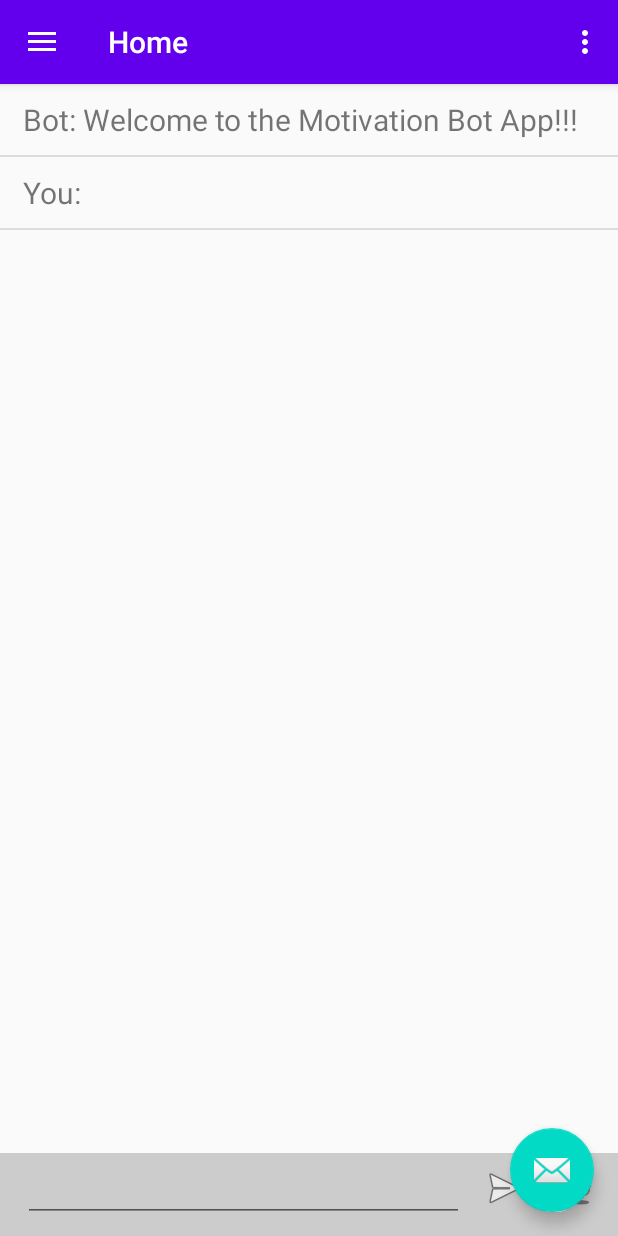
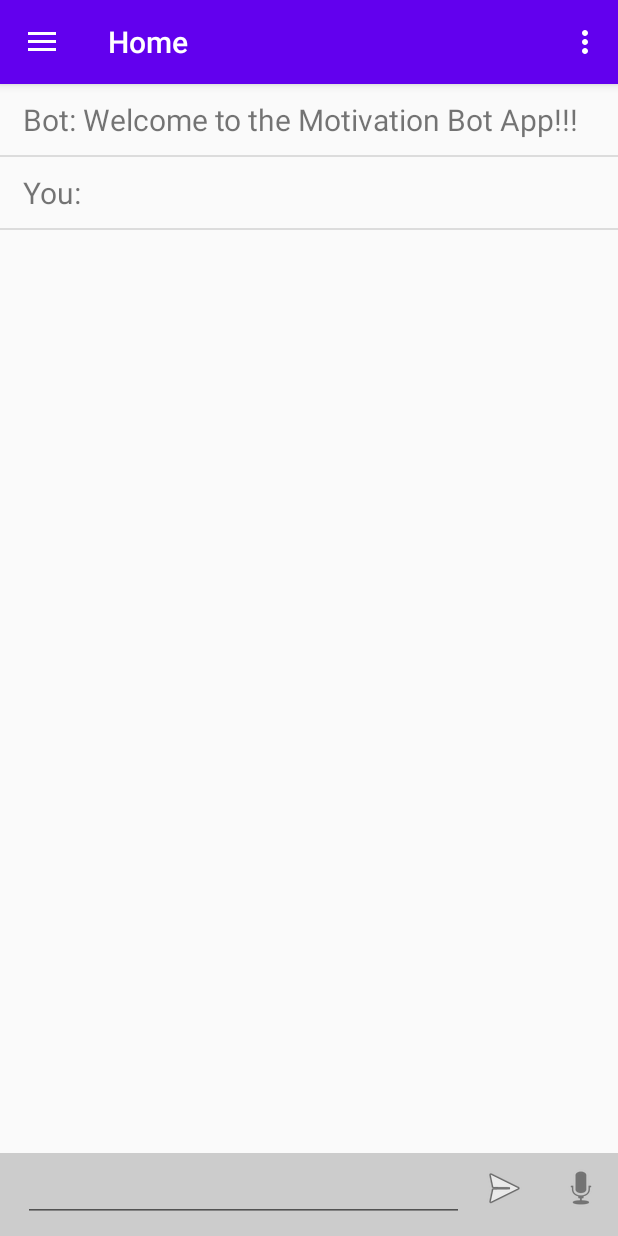
Before and after one commit to JonathanLam12345/HappyBotPublic, an Android app: the screen it shows after launch (MainActivity), in the options menu, after a tap on "Settings", on a phone screen of 412 x 824 dp. Run offline under Robolectric (Android 15) with nearby library versions, the phone set to English and light mode, and no system bars; our stand-ins replace navigation-ui.

Commit message:
skeleton code for chat page

```diff
--- a/app/src/main/AndroidManifest.xml
+++ b/app/src/main/AndroidManifest.xml
@@ -1,6 +1,7 @@
 <?xml version="1.0" encoding="utf-8"?>
 <manifest xmlns:android="http://schemas.android.com/apk/res/android"
     package="com.myapp.happybotpublic">
+    <uses-permission android:name="android.permission.INTERNET" />
 
     <application
         android:allowBackup="true"
--- /dev/null
+++ b/app/src/main/java/com/myapp/happybotpublic/Bot.java
@@ -0,0 +1,11 @@
+package com.myapp.happybotpublic;
+
+import android.content.Context;
+
+public class Bot
+{
+    public Bot(Context c)
+    {
+
+    }
+}
--- a/app/src/main/java/com/myapp/happybotpublic/MainActivity.java
+++ b/app/src/main/java/com/myapp/happybotpublic/MainActivity.java
@@ -28,16 +28,8 @@ public class MainActivity extends AppCompatActivity
         setContentView(R.layout.activity_main);
         Toolbar toolbar = findViewById(R.id.toolbar);
         setSupportActionBar(toolbar);
-        FloatingActionButton fab = findViewById(R.id.fab);
-        fab.setOnClickListener(new View.OnClickListener()
-        {
-            @Override
-            public void onClick(View view)
-            {
-                Snackbar.make(view, "Replace with your own action", Snackbar.LENGTH_LONG)
-                        .setAction("Action", null).show();
-            }
-        });
+
+
         DrawerLayout drawer = findViewById(R.id.drawer_layout);
         NavigationView navigationView = findViewById(R.id.nav_view);
         // Passing each menu ID as a set of Ids because each
--- a/app/src/main/java/com/myapp/happybotpublic/ui/home/HomeFragment.java
+++ b/app/src/main/java/com/myapp/happybotpublic/ui/home/HomeFragment.java
@@ -27,8 +27,6 @@ import static android.app.Activity.RESULT_OK;
 
 public class HomeFragment extends Fragment
 {
-
-    private HomeViewModel homeViewModel;
     private static final int VOICE_RECOGNITION_REQUEST_CODE = 1001;
     private ListView mList;
     private ArrayList<String> arrayList;
@@ -37,7 +35,6 @@ public class HomeFragment extends Fragment
 
     public View onCreateView(@NonNull LayoutInflater inflater, ViewGroup container, Bundle savedInstanceState)
     {
-        homeViewModel = ViewModelProviders.of(this).get(HomeViewModel.class);
         View root = inflater.inflate(R.layout.fragment_home, container, false);
 
 
@@ -66,6 +63,9 @@ public class HomeFragment extends Fragment
 
                 mAdapter.notifyDataSetChanged();
                 editText.setText("");
+
+                //  David. To Do: After the user sends a message by text, the text will appear in the list view of the page.
+                // Here is where you should call the database and output the most suitable reply.
 
 
             }
@@ -126,8 +126,10 @@ public class HomeFragment extends Fragment
 
                     // add the text in the arrayList
                     arrayList.add("You: " + searchQuery);
+                    mAdapter.notifyDataSetChanged();
 
-                    mAdapter.notifyDataSetChanged();
+                    // David. To Do: After the user sends a message by voice, the text will appear in the list view of the page.
+                    // Here is where you should call the database and output the most suitable reply.
 
                 }
                 // Result code for various error.
--- a/app/src/main/java/com/myapp/happybotpublic/ui/home/HomeViewModel.java
+++ /dev/null
@@ -1,22 +0,0 @@
-package com.myapp.happybotpublic.ui.home;
-
-import androidx.lifecycle.LiveData;
-import androidx.lifecycle.MutableLiveData;
-import androidx.lifecycle.ViewModel;
-
-public class HomeViewModel extends ViewModel
-{
-
-    private MutableLiveData<String> mText;
-
-    public HomeViewModel()
-    {
-        mText = new MutableLiveData<>();
-        mText.setValue("This is home fragment");
-    }
-
-    public LiveData<String> getText()
-    {
-        return mText;
-    }
-}
--- a/app/src/main/res/layout/app_bar_main.xml
+++ b/app/src/main/res/layout/app_bar_main.xml
@@ -22,12 +22,5 @@
 
     <include layout="@layout/content_main" />
 
-    <com.google.android.material.floatingactionbutton.FloatingActionButton
-        android:id="@+id/fab"
-        android:layout_width="wrap_content"
-        android:layout_height="wrap_content"
-        android:layout_gravity="bottom|end"
-        android:layout_margin="@dimen/fab_margin"
-        app:srcCompat="@android:drawable/ic_dialog_email" />
 
 </androidx.coordinatorlayout.widget.CoordinatorLayout>
```
